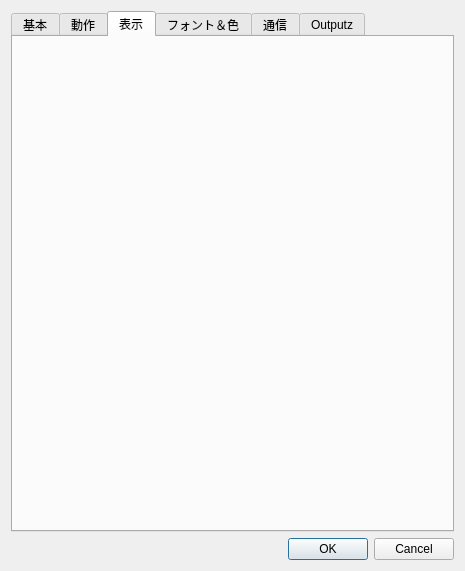
Old version of the form settingdialog.ui in the repository plus7/Qween.
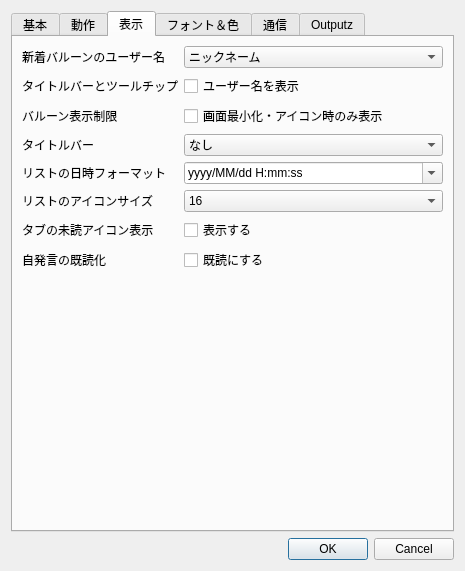
New version of the form. The open tabs and pages were chosen to show the change.

Patch:
```diff
--- a/settingdialog.ui
+++ b/settingdialog.ui
@@ -438,6 +438,236 @@
       <attribute name="title">
        <string>表示</string>
       </attribute>
+      <layout class="QVBoxLayout" name="verticalLayout_6">
+       <item>
+        <layout class="QFormLayout" name="formLayout_5">
+         <item row="0" column="0">
+          <widget class="QLabel" name="label_12">
+           <property name="text">
+            <string>新着バルーンのユーザー名</string>
+           </property>
+          </widget>
+         </item>
+         <item row="0" column="1">
+          <widget class="QComboBox" name="cboNotifyBaloonName">
+           <property name="currentIndex">
+            <number>2</number>
+           </property>
+           <item>
+            <property name="text">
+             <string>なし</string>
+            </property>
+           </item>
+           <item>
+            <property name="text">
+             <string>ユーザーID</string>
+            </property>
+           </item>
+           <item>
+            <property name="text">
+             <string>ニックネーム</string>
+            </property>
+           </item>
+          </widget>
+         </item>
+         <item row="1" column="0">
+          <widget class="QLabel" name="label_25">
+           <property name="text">
+            <string>タイトルバーとツールチップ</string>
+           </property>
+          </widget>
+         </item>
+         <item row="1" column="1">
+          <widget class="QCheckBox" name="chkShowUserInTitle">
+           <property name="text">
+            <string>ユーザー名を表示</string>
+           </property>
+          </widget>
+         </item>
+         <item row="2" column="0">
+          <widget class="QLabel" name="label_26">
+           <property name="text">
+            <string>バルーン表示制限</string>
+           </property>
+          </widget>
+         </item>
+         <item row="2" column="1">
+          <widget class="QCheckBox" name="chkNotifyOnlyMin">
+           <property name="text">
+            <string>画面最小化・アイコン時のみ表示</string>
+           </property>
+          </widget>
+         </item>
+         <item row="3" column="0">
+          <widget class="QLabel" name="label_27">
+           <property name="text">
+            <string>タイトルバー</string>
+           </property>
+          </widget>
+         </item>
+         <item row="3" column="1">
+          <widget class="QComboBox" name="cboShowWhatInTitle">
+           <item>
+            <property name="text">
+             <string>なし</string>
+            </property>
+           </item>
+           <item>
+            <property name="text">
+             <string>バージョン</string>
+            </property>
+           </item>
+           <item>
+            <property name="text">
+             <string>最終発言</string>
+            </property>
+           </item>
+           <item>
+            <property name="text">
+             <string>@未読数</string>
+            </property>
+           </item>
+           <item>
+            <property name="text">
+             <string>未読数</string>
+            </property>
+           </item>
+           <item>
+            <property name="text">
+             <string>未読数(@未読数)</string>
+            </property>
+           </item>
+           <item>
+            <property name="text">
+             <string>全未読/全発言数</string>
+            </property>
+           </item>
+          </widget>
+         </item>
+         <item row="4" column="0">
+          <widget class="QLabel" name="label_28">
+           <property name="text">
+            <string>リストの日時フォーマット</string>
+           </property>
+          </widget>
+         </item>
+         <item row="4" column="1">
+          <widget class="QComboBox" name="cboDateTimeFmt">
+           <property name="editable">
+            <bool>true</bool>
+           </property>
+           <item>
+            <property name="text">
+             <string>yyyy/MM/dd H:mm:ss</string>
+            </property>
+           </item>
+           <item>
+            <property name="text">
+             <string>yy/M/d H:mm:ss</string>
+            </property>
+           </item>
+           <item>
+            <property name="text">
+             <string>H:mm:ss yy/M/d</string>
+            </property>
+           </item>
+           <item>
+            <property name="text">
+             <string>M/d H:mm:ss</string>
+            </property>
+           </item>
+           <item>
+            <property name="text">
+             <string>M/d H:mm</string>
+            </property>
+           </item>
+           <item>
+            <property name="text">
+             <string>H:mm:ss M/d</string>
+            </property>
+           </item>
+           <item>
+            <property name="text">
+             <string>H:mm:ss</string>
+            </property>
+           </item>
+           <item>
+            <property name="text">
+             <string>H:mm</string>
+            </property>
+           </item>
+          </widget>
+         </item>
+         <item row="5" column="0">
+          <widget class="QLabel" name="label_29">
+           <property name="text">
+            <string>リストのアイコンサイズ</string>
+           </property>
+          </widget>
+         </item>
+         <item row="5" column="1">
+          <widget class="QComboBox" name="cboIconSize">
+           <property name="currentIndex">
+            <number>1</number>
+           </property>
+           <item>
+            <property name="text">
+             <string>なし</string>
+            </property>
+           </item>
+           <item>
+            <property name="text">
+             <string>16</string>
+            </property>
+           </item>
+           <item>
+            <property name="text">
+             <string>24</string>
+            </property>
+           </item>
+           <item>
+            <property name="text">
+             <string>32</string>
+            </property>
+           </item>
+           <item>
+            <property name="text">
+             <string>48</string>
+            </property>
+           </item>
+          </widget>
+         </item>
+         <item row="6" column="0">
+          <widget class="QLabel" name="label_30">
+           <property name="text">
+            <string>タブの未読アイコン表示</string>
+           </property>
+          </widget>
+         </item>
+         <item row="6" column="1">
+          <widget class="QCheckBox" name="chkShowUnreadIcon">
+           <property name="text">
+            <string>表示する</string>
+           </property>
+          </widget>
+         </item>
+         <item row="7" column="0">
+          <widget class="QLabel" name="label_31">
+           <property name="text">
+            <string>自発言の既読化</string>
+           </property>
+          </widget>
+         </item>
+         <item row="7" column="1">
+          <widget class="QCheckBox" name="chkSetReadMyPost">
+           <property name="text">
+            <string>既読にする</string>
+           </property>
+          </widget>
+         </item>
+        </layout>
+       </item>
+      </layout>
      </widget>
      <widget class="QWidget" name="tab_4">
       <attribute name="title">
```
Left out of the diff: 12 changed lines with no effect on the pictures.
